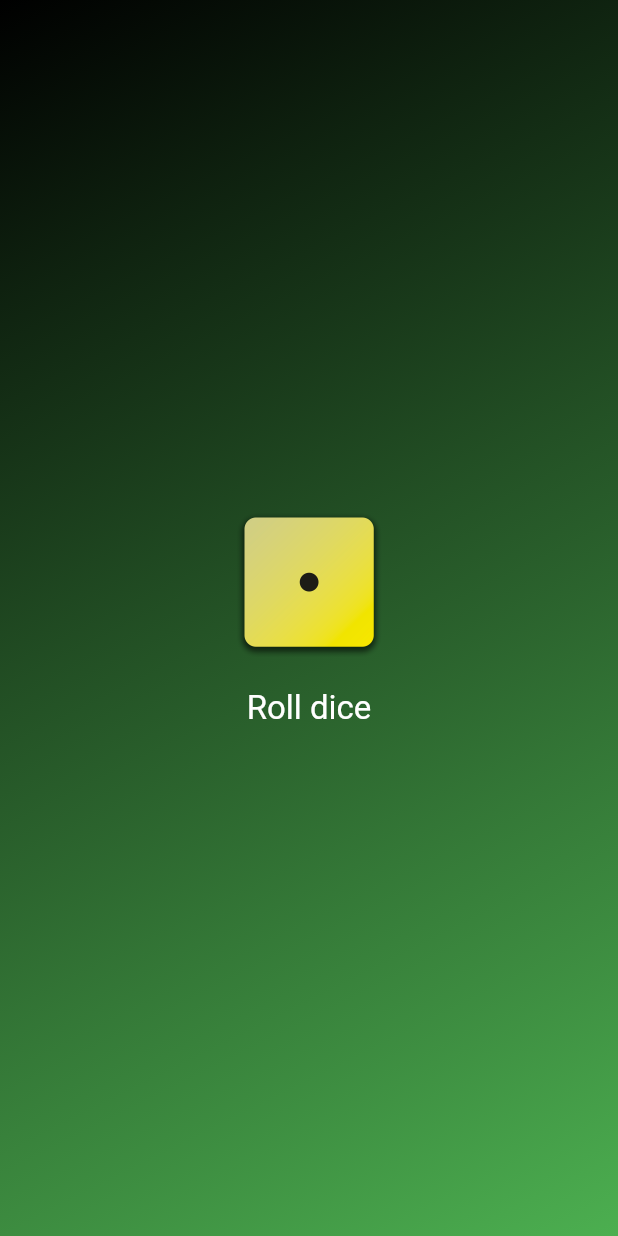
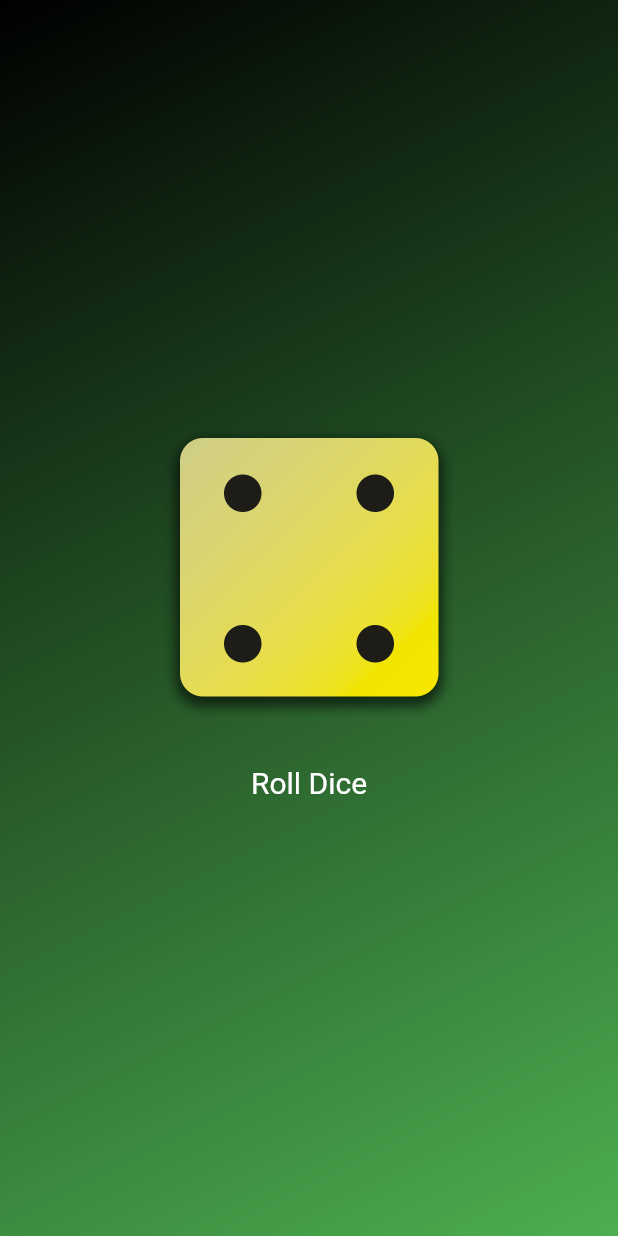
Before and after one commit to mnesh01/first_app, a Flutter app: the screen it shows after launch, on a phone screen of 412 x 824 dp. Run offline on Flutter 3.47's test engine with Material 3 defaults, Android fonts, the phone set to English and light mode, and no system bars.

Commit message:
minor changes

```diff
--- a/lib/gradient_container.dart
+++ b/lib/gradient_container.dart
@@ -1,5 +1,5 @@
-import 'package:first_app/styled_text.dart';
 import 'package:flutter/material.dart';
+import 'package:first_app/dice_roller.dart';
 
 var startAlignment = Alignment.topLeft;
 var endAlignment = Alignment.bottomRight;
@@ -20,28 +20,9 @@ class GradientContainer extends StatelessWidget {
           end: endAlignment,
         ),
       ),
-      child: Center(
-          child: Column(
-        mainAxisSize: MainAxisSize.min,
-        children: [
-          Image.asset(
-            'assets/images/dice-1.png',
-            width: 100,
-          ),
-          TextButton(
-              onPressed: rollDice,
-              style: TextButton.styleFrom(
-                padding: const EdgeInsets.only(
-                  top: 20,
-                ),
-                foregroundColor: Colors.white,
-                textStyle: const TextStyle(
-                  fontSize: 22,
-                ),
-              ),
-              child: const Text('Roll dice'))
-        ],
-      )),
+      child: const Center(
+        child: DiceRoller(),
+      ),
     );
   }
 }
```
